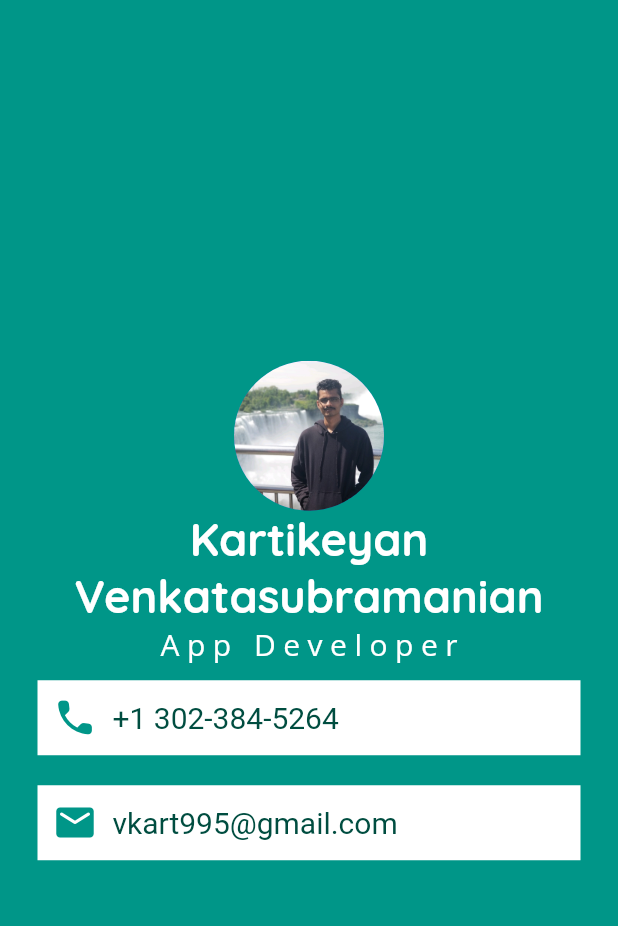
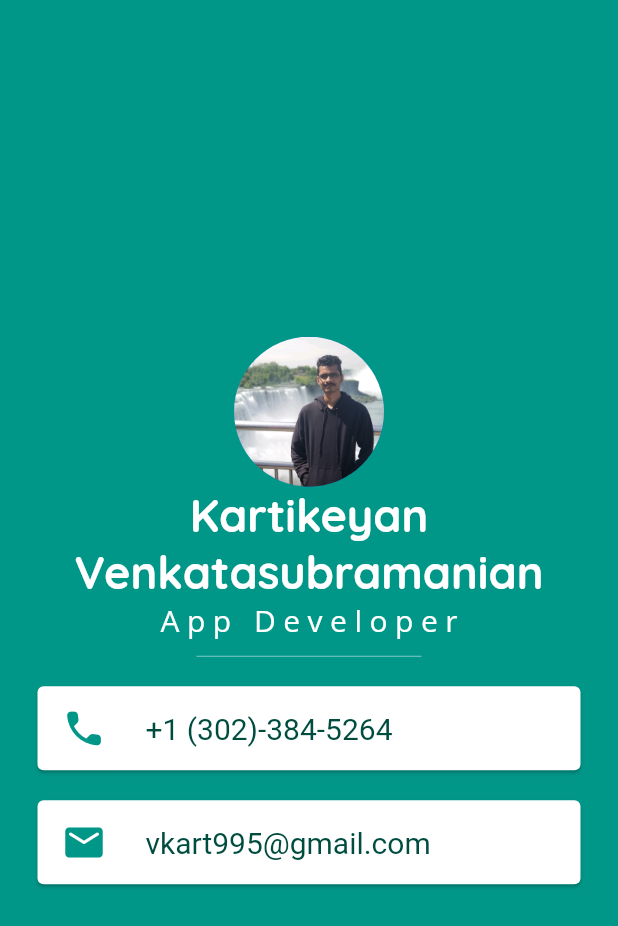
Before and after one commit to kkartikk95/mi_card, a Flutter app: the screen it shows after launch, on a phone screen of 412 x 824 dp. Shown: the top 926 px of the screen. Run offline on Flutter 3.47's test engine with Material 2 defaults, Android fonts, the phone set to English and light mode, and no system bars.

Commit message:
Finished Mi card app

```diff
--- a/lib/main.dart
+++ b/lib/main.dart
@@ -44,50 +44,49 @@ class MyApp extends StatelessWidget {
                     letterSpacing: 5,
                   ),
                 ),
-                Container(
+                SizedBox(
+                  height: 20,
+                  width: 150,
+                  child: Divider(
+                    color: Colors.teal.shade200,
+                  ),
+                ),
+                Card(
                   color: Colors.white,
                   margin: EdgeInsets.symmetric(vertical: 10, horizontal: 25),
-                  padding: EdgeInsets.all(10),
-                  child: Row(
-                    children: [
-                      Icon(
+                  child: ListTile(
+                    leading: Icon(
                       Icons.call_rounded,
                       color: Colors.teal,
                       size: 30,
                     ),
-                      SizedBox(
-                        width: 10,
-                      ),
-                      Text(
-                        '+1 302-384-5264',
+                    title: Text(
+                      '+1 (302)-384-5264',
                       style: TextStyle(
-                            fontSize: 20, color: Colors.teal.shade900),
-                      )
-                    ],
+                        fontSize: 20,
+                        color: Colors.teal.shade900,
                       ),
                     ),
-                Container(
+                  ),
+                ),
+                Card(
                   color: Colors.white,
                   margin: EdgeInsets.symmetric(vertical: 10, horizontal: 25),
-                  padding: EdgeInsets.all(10),
-                  child: Row(
-                    children: [
-                      Icon(
+                  child: ListTile(
+                    leading: Icon(
                       Icons.email_rounded,
                       color: Colors.teal,
                       size: 30,
                     ),
-                      SizedBox(
-                        width: 10,
-                      ),
-                      Text(
+                    title: Text(
                       'vkart995@gmail.com',
                       style: TextStyle(
-                            fontSize: 20, color: Colors.teal.shade900),
-                      )
-                    ],
+                        fontSize: 20,
+                        color: Colors.teal.shade900,
                       ),
-                )
+                    ),
+                  ),
+                ),
               ],
             ),
           ),
```
Lines whose indentation alone changed are shown as unchanged.
